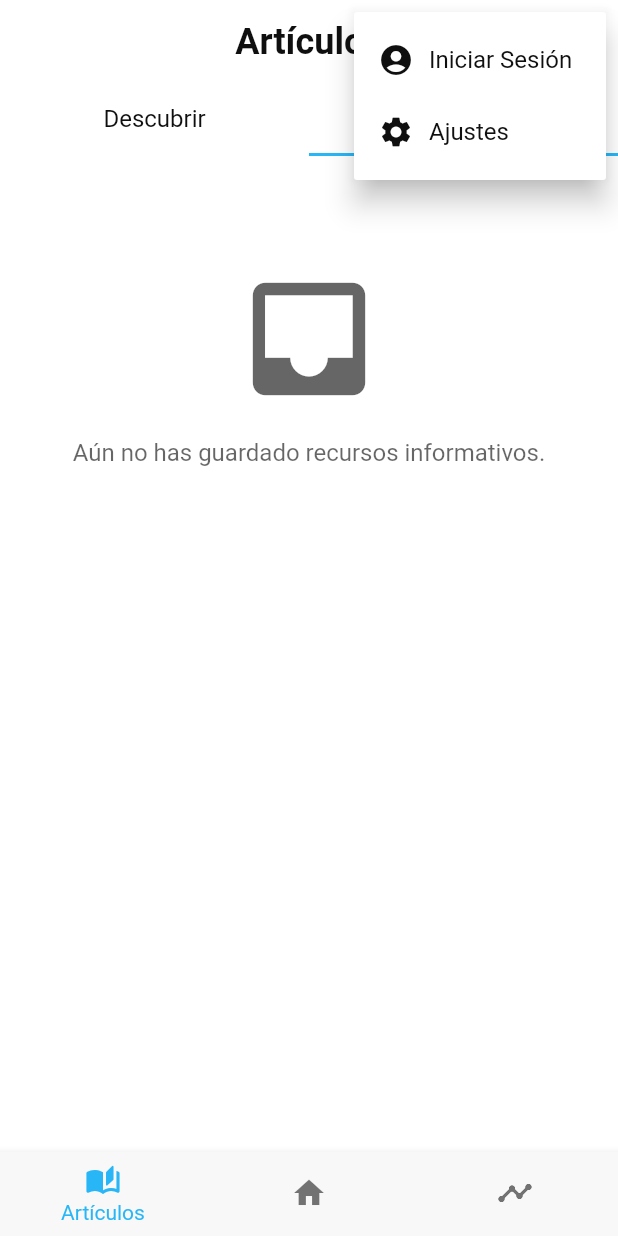
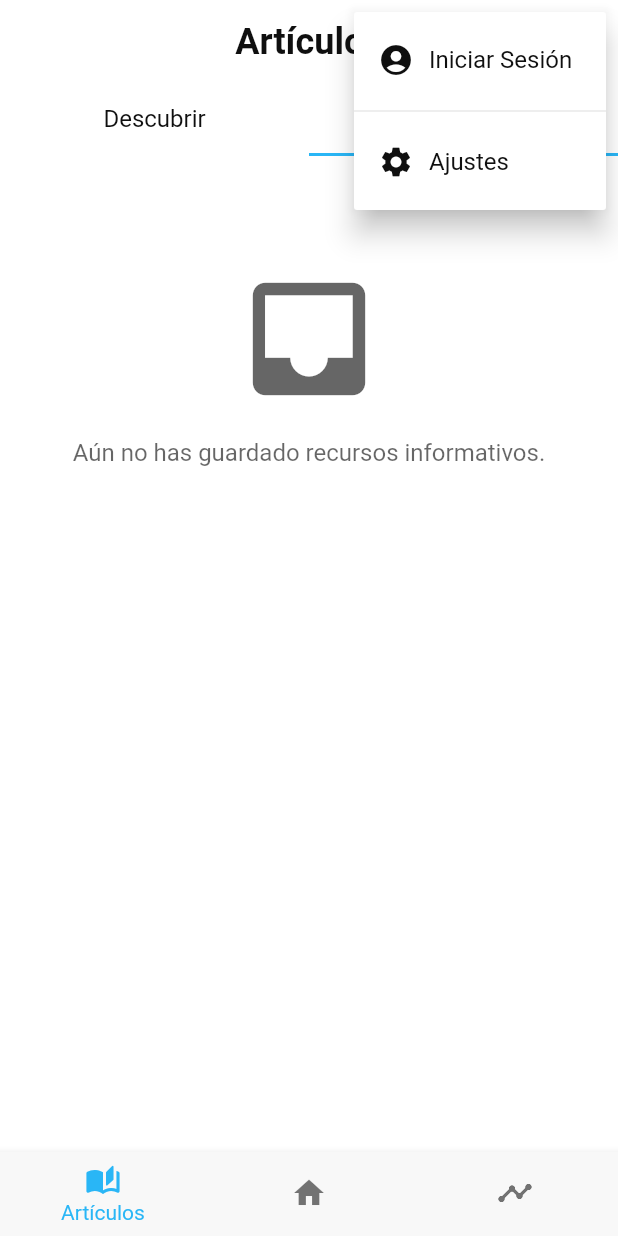
Before and after one commit to Frozen-Burrito/hydrate-app, a Flutter app: the screen it shows after launch, tab 2 chosen, after a tap on the "more vert" icon, on a phone screen of 412 x 824 dp. Run offline on Flutter 3.47's test engine with Material 2 defaults, Android fonts, the phone set to English and light mode, and no system bars; our stand-ins replace fl_chart, flutter_blue, shared_preferences, sqflite; accounts and stored records are empty.

Commit message:
Crear widget comun para popup menu

```diff
--- a/lib/src/pages/articles_tab.dart
+++ b/lib/src/pages/articles_tab.dart
@@ -1,8 +1,7 @@
 import 'package:flutter/material.dart';
-import 'package:hydrate_app/src/widgets/custom_sliver_appbar.dart';
-
 import 'package:provider/provider.dart';
 
+import 'package:hydrate_app/src/widgets/custom_sliver_appbar.dart';
 import 'package:hydrate_app/src/provider/article_provider.dart';
 import 'package:hydrate_app/src/widgets/article_sliver_list.dart';
 import 'package:hydrate_app/src/widgets/opt_popup_menu.dart';
@@ -31,21 +30,8 @@ class ArticlesTab extends StatelessWidget {
                       Tab(child: Text('Marcados', style: Theme.of(context).textTheme.bodyText1, )),
                     ],
                   ),
-                  actions: <Widget>[
-                    OptionsPopupMenu(
-                      options: <MenuItem> [
-                        MenuItem(
-                          icon: Icons.account_circle_rounded,
-                          label: 'Iniciar Sesión',
-                          onSelected: () => print('Iniciando sesion...'),
-                        ),
-                        MenuItem(
-                          icon: Icons.settings,
-                          label: 'Ajustes',
-                          onSelected: () => Navigator.pushNamed(context, '/config'),
-                        ),
-                      ]
-                    ),
+                  actions: const <Widget>[
+                    AuthOptionsMenu(),
                   ],
                 ),
               ),
--- a/lib/src/pages/history_tab.dart
+++ b/lib/src/pages/history_tab.dart
@@ -1,9 +1,7 @@
 import 'package:flutter/material.dart';
 import 'package:provider/provider.dart';
 
-import 'package:hydrate_app/src/pages/auth_page.dart';
 import 'package:hydrate_app/src/provider/hydration_record_provider.dart';
-import 'package:hydrate_app/src/provider/settings_provider.dart';
 import 'package:hydrate_app/src/widgets/custom_sliver_appbar.dart';
 import 'package:hydrate_app/src/widgets/opt_popup_menu.dart';
 import 'package:hydrate_app/src/widgets/water_intake_sliver_list.dart';
@@ -15,55 +13,7 @@ class HistoryTab extends StatelessWidget {
   @override
   Widget build(BuildContext context) {
 
-    final settingsProvider = Provider.of<SettingsProvider>(context);
-
     final createTestRecords = Provider.of<HydrationRecordProvider>(context, listen: false).insertTestRecords;
-
-    final menuItemsDefault = <MenuItem> [
-      MenuItem(
-        icon: Icons.account_circle_rounded,
-        label: 'Iniciar Sesión',
-        onSelected: () async {
-          final token = await Navigator.pushNamed(context, 'auth', arguments: AuthFormType.login) ?? '';
-
-          if (token is String) {
-            settingsProvider.authToken = token;
-          }
-        },
-      ),
-
-      MenuItem(isDivider: true, label: '', icon: Icons.settings),
-
-      MenuItem(
-        icon: Icons.settings,
-        label: 'Ajustes',
-        onSelected: () => Navigator.pushNamed(context, '/config'),
-      ),
-    ];
-
-    final menuItemsAuth = <MenuItem> [
-      MenuItem(
-        icon: Icons.account_circle_rounded,
-        label: 'Perfil',
-        onSelected: () => print("Navegando al perfil..."),
-      ),
-
-      MenuItem(isDivider: true, label: '', icon: Icons.settings),
-
-      MenuItem(
-        icon: Icons.logout,
-        label: 'Cerrar Sesión',
-        onSelected: () => settingsProvider.logOut(),
-      ),
-
-      MenuItem(
-        icon: Icons.settings,
-        label: 'Ajustes',
-        onSelected: () => Navigator.pushNamed(context, '/config'),
-      ),
-    ];
-
-    print(settingsProvider.authToken);
 
     return CustomScrollView(
       physics: const BouncingScrollPhysics(),
@@ -74,12 +24,8 @@ class HistoryTab extends StatelessWidget {
             icon: const Icon(Icons.refresh),
             onPressed: () => createTestRecords(),
           ),
-          actions: <Widget>[
-            OptionsPopupMenu(
-              options: settingsProvider.authToken.isEmpty
-                ? menuItemsDefault
-                : menuItemsAuth
-            )
+          actions: const <Widget>[
+            AuthOptionsMenu()
           ]
         ),
 
--- a/lib/src/pages/home_tab.dart
+++ b/lib/src/pages/home_tab.dart
@@ -1,10 +1,8 @@
 import 'package:flutter/material.dart';
+
 import 'package:hydrate_app/src/db/sqlite_db.dart';
-import 'package:hydrate_app/src/pages/auth_page.dart';
-import 'package:hydrate_app/src/utils/jwt_parser.dart';
 import 'package:hydrate_app/src/widgets/custom_sliver_appbar.dart';
 import 'package:hydrate_app/src/widgets/goal_sliver_list.dart';
-
 import 'package:hydrate_app/src/widgets/opt_popup_menu.dart';
 
 class HomeTab extends StatelessWidget {
@@ -29,44 +27,7 @@ class HomeTab extends StatelessWidget {
                 icon: const Icon(Icons.task_alt),
                 onPressed: () => Navigator.pushNamed(context, '/new-goal'),
               ),
-              OptionsPopupMenu(
-                options: <MenuItem> [
-                  //TODO: Quitar los MenuItems temporales de navegacion a los formularios
-                  MenuItem(
-                    icon: Icons.checklist,
-                    label: 'Formulario Inicial',
-                    onSelected: () => Navigator.pushNamed(context, '/form/initial'),
-                  ),
-                  MenuItem(
-                    icon: Icons.checklist,
-                    label: 'Formulario Recurrente',
-                    onSelected: () => Navigator.pushNamed(context, '/form/periodic'),
-                  ),
-                  MenuItem(
-                    icon: Icons.checklist,
-                    label: 'Formulario Médico',
-                    onSelected: () => Navigator.pushNamed(context, '/form/medical'),
-                  ),
-                  MenuItem(
-                    icon: Icons.account_circle_rounded,
-                    label: 'Iniciar Sesión',
-                    onSelected: () async {
-                      final token = await Navigator.pushNamed(context, 'auth', arguments: AuthFormType.login) ?? '';
-
-                      if (token is String) {
-                        print(token.isNotEmpty ? 'Token JWT: $token' : 'Sin token');
-
-                        print(isTokenExpired(token) ? 'Token expirado' : 'Token valido');
-                      }
-                    },
-                  ),
-                  MenuItem(
-                    icon: Icons.settings,
-                    label: 'Ajustes',
-                    onSelected: () => Navigator.pushNamed(context, '/config'),
-                  ),
-                ]
-              ),
+              const AuthOptionsMenu(),
             ],
           ),
 
--- a/lib/src/widgets/opt_popup_menu.dart
+++ b/lib/src/widgets/opt_popup_menu.dart
@@ -1,4 +1,8 @@
 import 'package:flutter/material.dart';
+import 'package:provider/provider.dart';
+
+import 'package:hydrate_app/src/pages/auth_page.dart';
+import 'package:hydrate_app/src/provider/settings_provider.dart';
 
 /// Un [PopupMenuButton] que despliega una lista de [options].
 ///
@@ -48,6 +52,65 @@ class OptionsPopupMenu extends StatelessWidget {
   }
 }
 
+/// Un widget con opciones preconfiguradas para un [OptionsPopupMenu], según la
+/// autenticación del usuario.
+class AuthOptionsMenu extends StatelessWidget {
+
+  const AuthOptionsMenu({ Key? key }) : super(key: key);
+
+  @override
+  Widget build(BuildContext context) {
+
+    final settingsProvider = Provider.of<SettingsProvider>(context);
+
+    return OptionsPopupMenu(
+      options: settingsProvider.authToken.isEmpty
+        ? <MenuItem> [
+          MenuItem(
+            icon: Icons.account_circle_rounded,
+            label: 'Iniciar Sesión',
+            onSelected: () async {
+              final token = await Navigator.pushNamed(context, 'auth', arguments: AuthFormType.login) ?? '';
+
+              if (token is String) {
+                settingsProvider.authToken = token;
+              }
+            },
+          ),
+
+          MenuItem(isDivider: true, label: '', icon: Icons.settings),
+
+          MenuItem(
+            icon: Icons.settings,
+            label: 'Ajustes',
+            onSelected: () => Navigator.pushNamed(context, '/config'),
+          ),
+        ]
+        : <MenuItem> [
+          MenuItem(
+            icon: Icons.account_circle_rounded,
+            label: 'Perfil',
+            onSelected: () => print("Navegando al perfil..."),
+          ),
+
+          MenuItem(isDivider: true, label: '', icon: Icons.settings),
+
+          MenuItem(
+            icon: Icons.logout,
+            label: 'Cerrar Sesión',
+            onSelected: () => settingsProvider.logOut(),
+          ),
+
+          MenuItem(
+            icon: Icons.settings,
+            label: 'Ajustes',
+            onSelected: () => Navigator.pushNamed(context, '/config'),
+          ),
+        ],
+    );
+  }
+}
+
 /// Representa una posible opción de [OptionsPopupMenu].
 class MenuItem {
 
```
